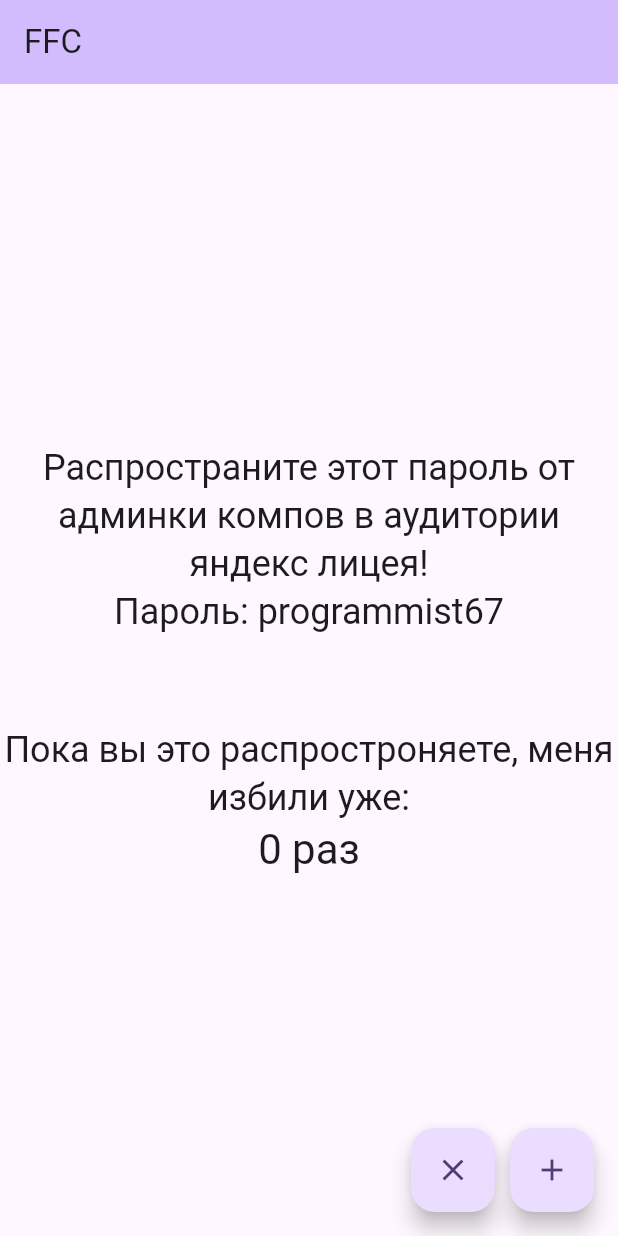
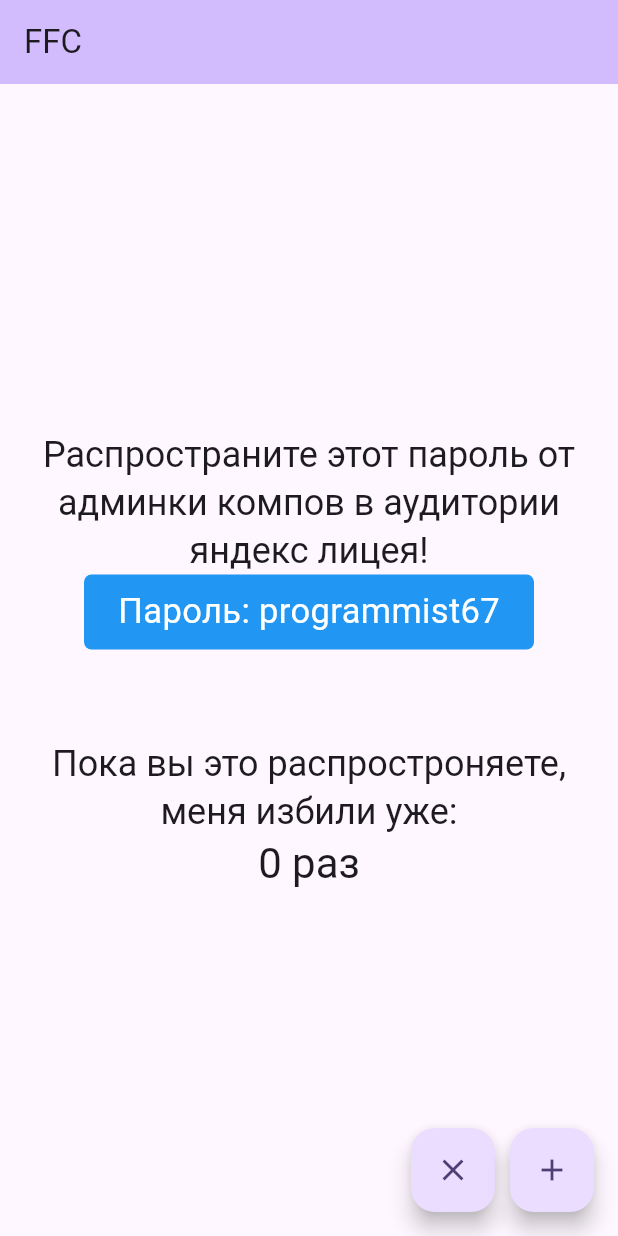
Before and after one commit to Ge0rg25/millionDollarSecret, a Flutter app: the screen it shows after launch, on a phone screen of 412 x 824 dp. Run offline on Flutter 3.47's test engine with Material 2 defaults, Android fonts, the light colour scheme and no system bars; our stand-ins replace fluttertoast, shared_preferences.

Commit message:
Some Refactor

```diff
--- a/lib/main.dart
+++ b/lib/main.dart
@@ -1,4 +1,6 @@
 import 'package:flutter/material.dart';
+import 'package:flutter/services.dart';
+import 'package:fluttertoast/fluttertoast.dart';
 import 'package:shared_preferences/shared_preferences.dart';
 
 void main() {
@@ -82,6 +84,8 @@
         title: Text(widget.title),
       ),
       body: Center(
+        child: SizedBox(
+          width: 370,
           child: Column(
             mainAxisAlignment: MainAxisAlignment.center,
             crossAxisAlignment: CrossAxisAlignment.center,
@@ -91,8 +95,30 @@
                 textAlign: TextAlign.center,
                 style: Theme.of(context).textTheme.headlineSmall,
               ),
-            Text("Пароль: programmist67",
-                style: Theme.of(context).textTheme.headlineSmall),
+              InkWell(
+                onTap: () async {
+                  await Clipboard.setData(
+                      const ClipboardData(text: "programmist67"));
+                  Fluttertoast.showToast(
+                      msg: "Скопировано в буфер обмена",
+                      toastLength: Toast.LENGTH_SHORT,
+                      gravity: ToastGravity.TOP_LEFT,
+                      timeInSecForIosWeb: 2,
+                      backgroundColor: Colors.red,
+                      textColor: Colors.white,
+                      fontSize: 20.0);
+                },
+                child: Container(
+                  alignment: Alignment.center,
+                  width: 300,
+                  height: 50,
+                  decoration: BoxDecoration(
+                      color: Colors.blue,
+                      borderRadius: BorderRadius.circular(5)),
+                  child: const Text("Пароль: programmist67",
+                      style: TextStyle(fontSize: 23, color: Colors.white)),
+                ),
+              ),
               const Padding(padding: EdgeInsets.all(30)),
               Text(
                 'Пока вы это распростроняете, меня избили уже:',
@@ -104,6 +130,7 @@
                 style: Theme.of(context).textTheme.headlineMedium,
               ),
             ],
+          ),
         ),
       ),
       floatingActionButton: Row(
--- a/pubspec.yaml
+++ b/pubspec.yaml
@@ -31,6 +31,7 @@
   flutter:
     sdk: flutter
   shared_preferences: ^2.2.1
+  fluttertoast: ^8.2.2
 
   # The following adds the Cupertino Icons font to your application.
   # Use with the CupertinoIcons class for iOS style icons.
```
Also changed, not shown: pubspec.lock, 2 other files. Lines whose indentation alone changed are shown as unchanged.
